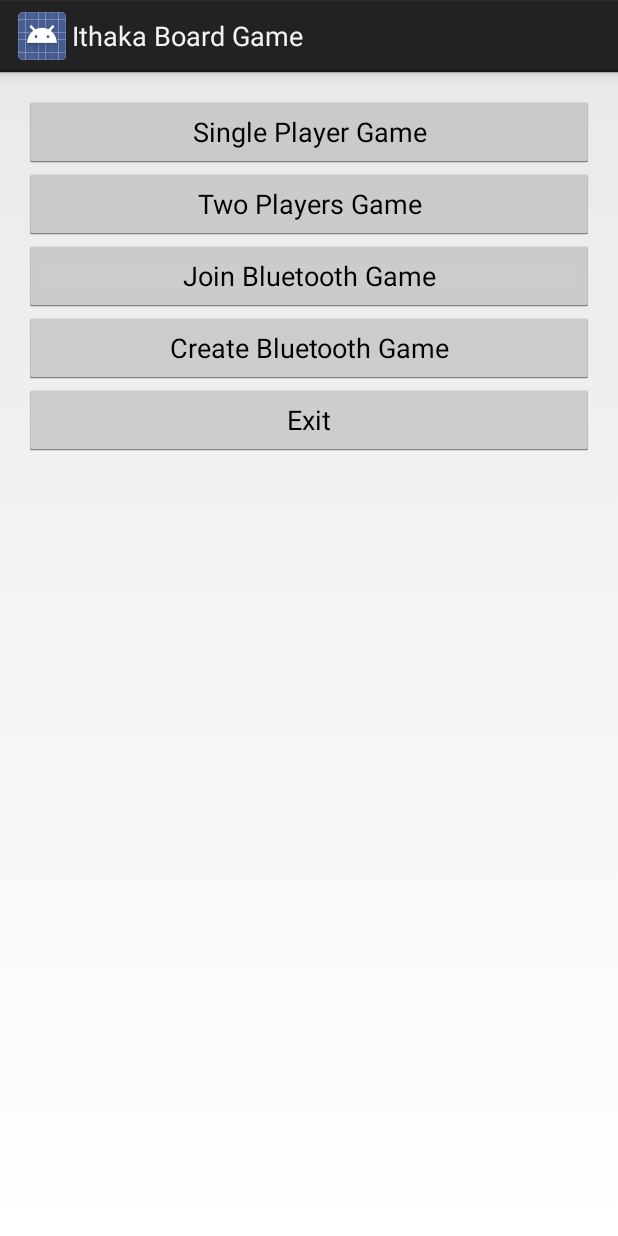
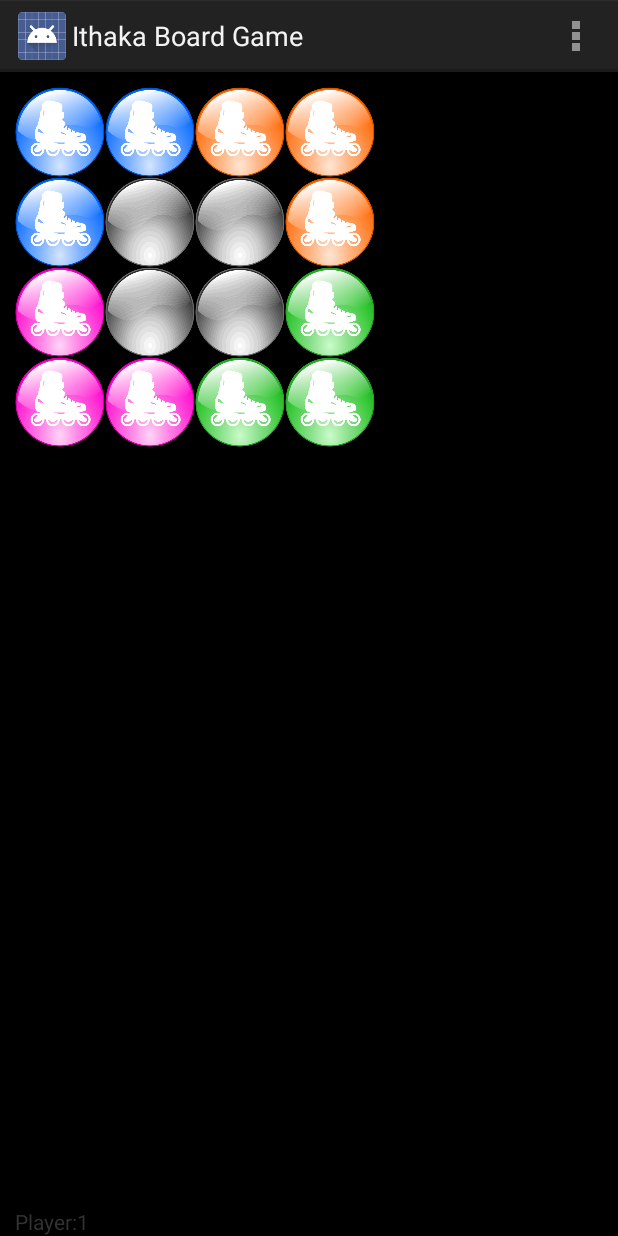
Before and after one commit to VelbazhdSoftwareLLC/IthakaBoardGame, an Android app: the MenuActivity screen opened directly, with no data from a screen before it, after a tap on "Two Players Game", on a phone screen of 412 x 824 dp. Run offline under Robolectric (Android 15) with nearby library versions, the phone set to English and light mode, and no system bars; pictures from the network do not load.

Commit message:
Two players on a single device mode was added.

```diff
--- a/IthakaBoardGame/src/main/java/eu/veldsoft/ithaka/board/game/Board.java
+++ b/IthakaBoardGame/src/main/java/eu/veldsoft/ithaka/board/game/Board.java
@@ -11,17 +11,22 @@ class Board {
 	/**
 	 * Number of rows on the game board.
 	 */
-	static final int ROWS = 4;
+	protected static final int ROWS = 4;
 
 	/**
 	 * Number of columns on the game board.
 	 */
-	static final int COLS = 4;
+	protected static final int COLS = 4;
 
 	/**
 	 * Win line size.
 	 */
-	static final int WIN_LINE_LENGTH = 3;
+	protected static final int WIN_LINE_LENGTH = 3;
+
+	/**
+	 * Total number of players in the game.
+	 */
+	protected static final int NUMBER_OF_PLAYERS = 2;
 
 	/**
 	 * Pieces on the bard.
--- a/IthakaBoardGame/src/main/java/eu/veldsoft/ithaka/board/game/GameActivity.java
+++ b/IthakaBoardGame/src/main/java/eu/veldsoft/ithaka/board/game/GameActivity.java
@@ -13,6 +13,7 @@ import android.view.MenuInflater;
 import android.view.MenuItem;
 import android.view.View;
 import android.widget.ImageView;
+import android.widget.TextView;
 import android.widget.Toast;
 
 /**
@@ -26,6 +27,11 @@ public class GameActivity extends Activity {
 	 * UI holds the object of the game engine.
 	 */
 	private Board board = new Board();
+
+	/**
+	 * Type of game, which is played.
+	 */
+	PlayingMode mode = PlayingMode.SINGLE_PLAYER;
 
 	/**
 	 * Pool with sounds to be played.
@@ -51,6 +57,11 @@ public class GameActivity extends Activity {
 	 * Helping two-dimensional array with references to the image views.
 	 */
 	private ImageView pieces[][] = new ImageView[Board.COLS][Board.ROWS];
+
+	/**
+	 * Helping reference for who is on turn.
+	 */
+	private TextView playerOnTurn = null;
 
 	/**
 	 * Helper for the AI thread.
@@ -125,11 +136,10 @@ public class GameActivity extends Activity {
 					Thread.sleep(300);
 				} catch (InterruptedException e) {
 				}
-
-				updateViews();
 			} else {
 				board.next();
 			}
+			updateViews();
 		}
 	};
 
@@ -152,7 +162,7 @@ public class GameActivity extends Activity {
 			/*
 			 * If some other player have to play there is no move to generate.
 			 */
-			if (board.getTurn() % 2 != 0) {
+			if (mode == PlayingMode.SINGLE_PLAYER && board.getTurn() % 2 != 0) {
 				return;
 			}
 
@@ -187,12 +197,14 @@ public class GameActivity extends Activity {
 					Thread.sleep(300);
 				} catch (InterruptedException e) {
 				}
-
-				updateViews();
 			} else if (result == true && board.isTurnOver() == true) {
 				board.next();
-				handler.postDelayed(ai, 500);
+
+				if(mode == PlayingMode.SINGLE_PLAYER) {
+					handler.postDelayed(ai, 500);
+				}
 			}
+			updateViews();
 		}
 	};
 
@@ -200,6 +212,11 @@ public class GameActivity extends Activity {
 	 * Update all visual components.
 	 */
 	private void updateViews() {
+		/*
+		 * Show player turn.
+		 */
+		playerOnTurn.setText("" + getResources().getString(R.string.player_lable) + (board.getTurn() % Board.NUMBER_OF_PLAYERS + 1));
+
 		Piece values[][] = board.getPieces();
 		boolean selected[][] = board.getSelection();
 
@@ -277,12 +294,22 @@ public class GameActivity extends Activity {
 		setContentView(R.layout.activity_game);
 
 		/*
+		 * Obtain activity parameters.
+		 */
+		mode = (PlayingMode) getIntent().getSerializableExtra("mode");
+
+		/*
 		 * Load sounds.
 		 */
 		sounds = new SoundPool(3, AudioManager.STREAM_MUSIC, 0);
 		clickId = sounds.load(this, R.raw.schademans_pipe9, 1);
 		finishId = sounds.load(this, R.raw.game_sound_correct, 1);
 		wrongId = sounds.load(this, R.raw.cancel, 1);
+
+		/*
+		 * Obtain reference.
+		 */
+		playerOnTurn = (TextView) findViewById(R.id.player_on_turn);
 
 		/*
 		 * Load images.
--- a/IthakaBoardGame/src/main/java/eu/veldsoft/ithaka/board/game/MenuActivity.java
+++ b/IthakaBoardGame/src/main/java/eu/veldsoft/ithaka/board/game/MenuActivity.java
@@ -43,7 +43,9 @@ public class MenuActivity extends Activity {
 				  new View.OnClickListener() {
 					  @Override
 					  public void onClick(View view) {
-						  startActivity(new Intent(MenuActivity.this, GameActivity.class));
+						  Intent intent = new Intent(MenuActivity.this, GameActivity.class);
+						  intent.putExtra("mode", PlayingMode.SINGLE_PLAYER);
+						  startActivity(intent);
 					  }
 				  }
 		);
@@ -53,6 +55,9 @@ public class MenuActivity extends Activity {
 					  @Override
 					  public void onClick(View view) {
 						  //TODO Implement two players game on a single device.
+						  Intent intent = new Intent(MenuActivity.this, GameActivity.class);
+						  intent.putExtra("mode", PlayingMode.TWO_PLAYERS);
+						  startActivity(intent);
 					  }
 				  }
 		);
--- a/IthakaBoardGame/src/main/res/layout/activity_game.xml
+++ b/IthakaBoardGame/src/main/res/layout/activity_game.xml
@@ -165,4 +165,13 @@
         android:layout_marginTop="190dp"
         android:src="@drawable/white" />
 
+    <TextView
+        android:id="@+id/player_on_turn"
+        android:layout_width="wrap_content"
+        android:layout_height="wrap_content"
+        android:layout_alignParentLeft="true"
+        android:layout_alignParentBottom="true"
+        android:layout_marginLeft="10dp"
+        android:layout_marginTop="10dp"/>
+
 </RelativeLayout>
--- a/IthakaBoardGame/src/main/res/values/strings.xml
+++ b/IthakaBoardGame/src/main/res/values/strings.xml
@@ -31,6 +31,7 @@ The Ithaka Rules are available from the World of Abstract Games Web Site, and an
     <string name="bluetooth_is_not_available">Bluetooth is not available!</string>
     <string name="server_is_not_available">Server is not available!</string>
     <string name="double_player_game_label">Two Players Game</string>
-    <string name="choose_server_title">Choose Bluetooth Server:</string>
+    <string name="choose_server_title">Choose Bluetooth Server: </string>
+    <string name="player_lable">Player: </string>
 
 </resources>
```
Also changed, not shown: IthakaBoardGame/src/main/java/eu/veldsoft/ithaka/board/game/PlayingMode.java (added, +10 -0 lines).
